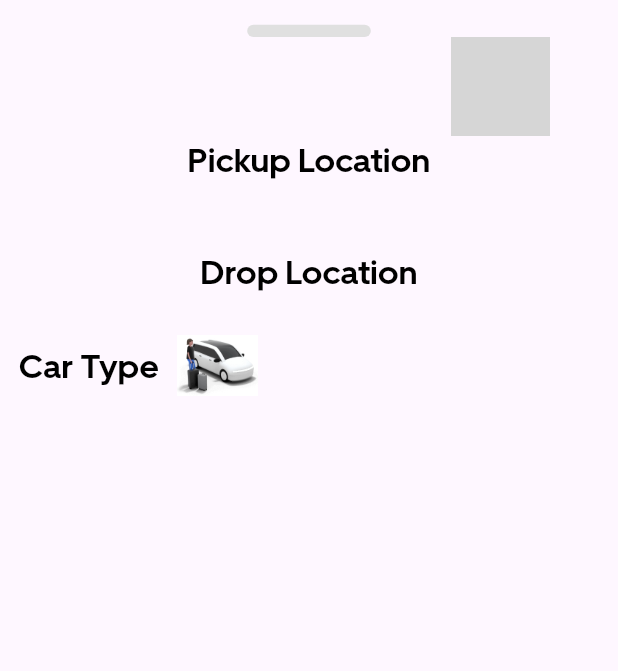
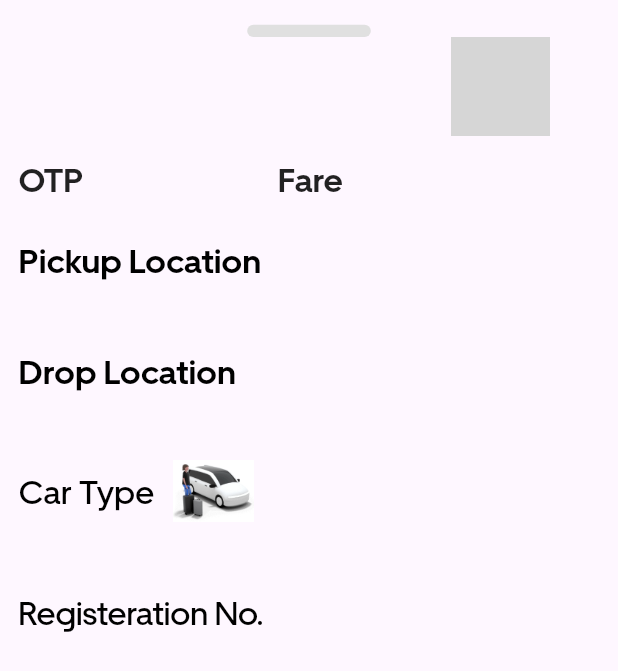
Before and after one commit to guptakaran11/Sanchalan, a Flutter app: the RideData widget shown alone on an empty page, opened directly with empty values, on a phone screen of 412 x 824 dp. Shown: the top 671 px of the screen. Run offline on Flutter 3.47's test engine with Material 3 defaults, Android fonts, the light colour scheme and no system bars; our stand-ins replace country_picker, firebase_auth, firebase_core, firebase_database, firebase_messaging, firebase_storage and 11 more; missing offline and left inert: flutter_geofire, flutter_polyline_points, flutter_swipe_button; accounts and stored records are empty; network calls fail; project files that could hold a hidden picture were left out; grey boxes are pictures that could not be loaded.

Commit message:
ride completed

```diff
--- a/sanchalan/lib/ride/View/bookARideScreen/bookARideScreen.dart
+++ b/sanchalan/lib/ride/View/bookARideScreen/bookARideScreen.dart
@@ -463,8 +463,52 @@ class RideData extends StatelessWidget {
             ),
           ],
         ),
+        SizedBox(
+          height: 2.h,
+        ),
+        Row(
+          mainAxisAlignment: MainAxisAlignment.spaceBetween,
+          children: [
+            RichText(
+              text: TextSpan(
+                children: [
+                  TextSpan(
+                    text: 'OTP\t\t',
+                    style: AppTextStyles.body16Bold.copyWith(color: black87),
+                  ),
+                  TextSpan(
+                    text: rideData.otp,
+                    style: AppTextStyles.body18Bold,
+                  ),
+                ],
+              ),
+            ),
+            RichText(
+              text: TextSpan(
+                children: [
+                  TextSpan(
+                    text: 'Fare\t\t',
+                    style: AppTextStyles.body16Bold.copyWith(color: black87),
+                  ),
+                  TextSpan(
+                    text: rideData.fare,
+                    style: AppTextStyles.body18Bold,
+                  ),
+                ],
+              ),
+            ),
+            SizedBox(
+              width: 10.w,
+            ),
+          ],
+        ),
+        SizedBox(
+          height: 3.h,
+        ),
         Column(
+          mainAxisAlignment: MainAxisAlignment.start,
           mainAxisSize: MainAxisSize.min,
+          crossAxisAlignment: CrossAxisAlignment.stretch,
           children: [
             Text(
               'Pickup Location',
@@ -487,18 +531,21 @@ class RideData extends StatelessWidget {
             ),
           ],
         ),
+        SizedBox(
+          height: 2.h,
+        ),
         Row(
           children: [
             Text(
               'Car Type',
-              style: AppTextStyles.body16Bold,
+              style: AppTextStyles.body16,
             ),
             SizedBox(
               width: 3.w,
             ),
             Text(
               rideData.carTrpe,
-              style: AppTextStyles.body14,
+              style: AppTextStyles.body16Bold,
             ),
             Builder(builder: (context) {
               if (rideData.carTrpe == 'Sanchalan Go') {
@@ -536,9 +583,19 @@ class RideData extends StatelessWidget {
           '${rideData.driverProfile!.vehicleBrandName} ${rideData.driverProfile!.vehicleModel}',
           style: AppTextStyles.body16Bold,
         ),
-        Text(
-          rideData.driverProfile!.vehicleRegistrationNumber!,
-          style: AppTextStyles.body16Bold,
+        RichText(
+          text: TextSpan(
+            children: [
+              TextSpan(
+                text: 'Registeration No. ',
+                style: AppTextStyles.body16,
+              ),
+              TextSpan(
+                text: rideData.driverProfile!.vehicleRegistrationNumber!,
+                style: AppTextStyles.body16Bold,
+              ),
+            ],
+          ),
         ),
       ],
     );
```
